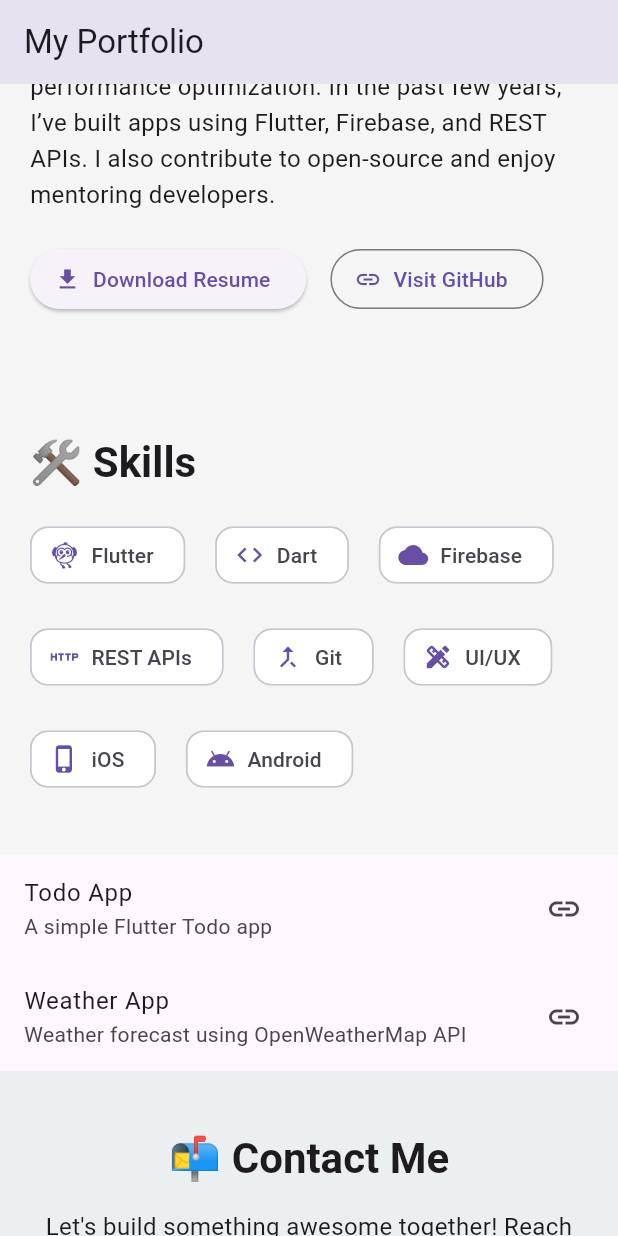
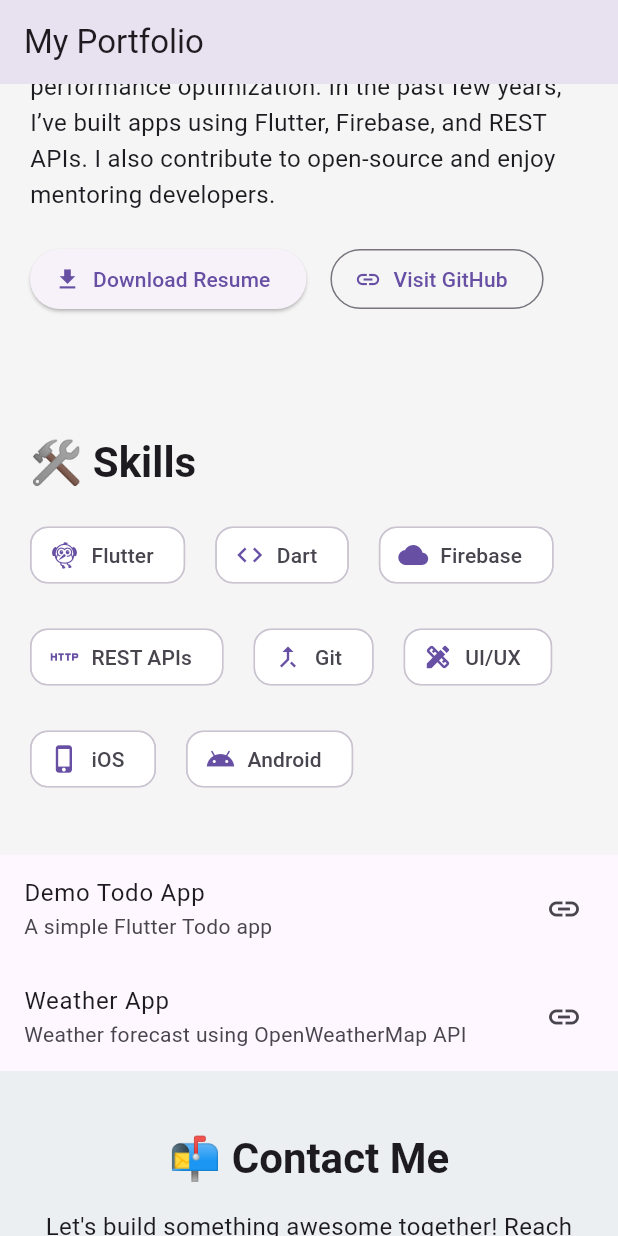
Before and after one commit to pavana-nr/my-portfolio, a Flutter app: the screen it shows after launch, scrolled down 576 dp, on a phone screen of 412 x 824 dp. Run offline on Flutter 3.47's test engine with Material 3 defaults, Android fonts, the light colour scheme and no system bars.

Commit message:
small change in project section

```diff
--- a/lib/screens/project_section.dart
+++ b/lib/screens/project_section.dart
@@ -5,7 +5,7 @@ class ProjectsSection extends StatelessWidget {
 
   final List<Map<String, String>> projects = [
     {
-      'title': 'Todo App',
+      'title': 'Demo Todo App',
       'description': 'A simple Flutter Todo app',
       'url': 'https://github.com/yourname/todo-app'
     },
```
